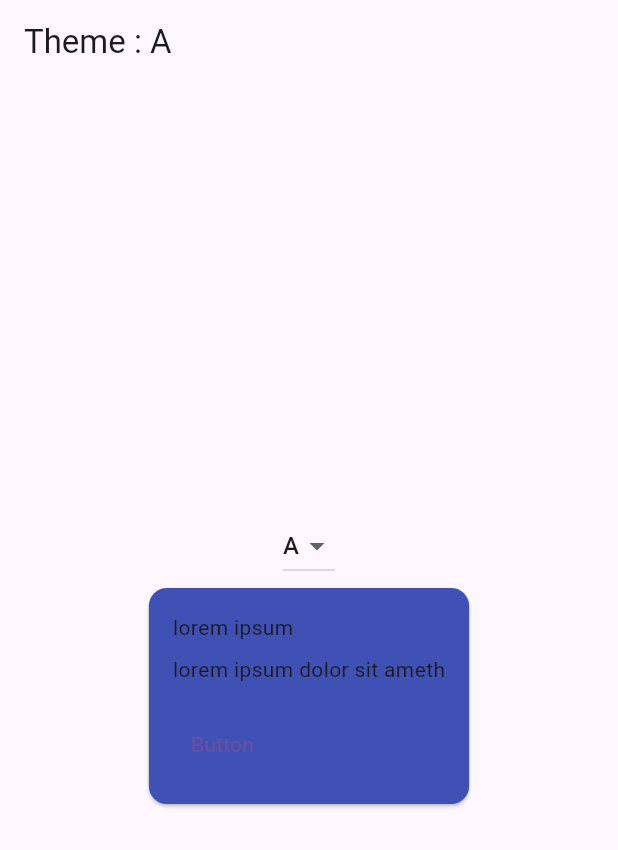
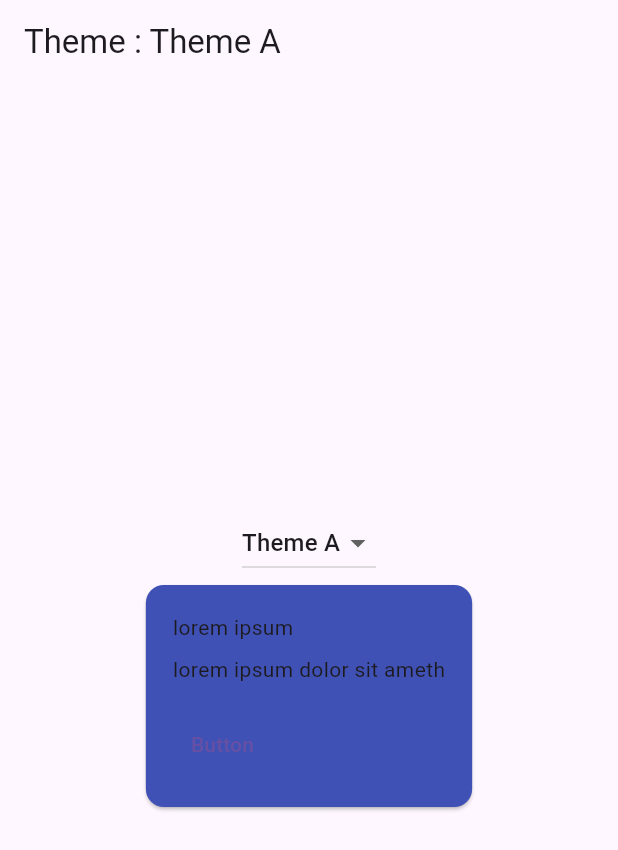
Before and after one commit to evaisse/flutter_themex, a Flutter app: the screen it shows after launch, on a phone screen of 412 x 824 dp. Shown: the top 850 px of the screen. Run offline on Flutter 3.47's test engine with Material 3 defaults, Android fonts, the phone set to English and light mode, and no system bars.

Commit message:
feat: change structure to ensure there is a modular structures that does not trigger unused requirements. [main]

```diff
--- a/lib/main.dart
+++ b/lib/main.dart
@@ -1,7 +1,11 @@
 import 'package:flutter/material.dart';
 
+import 'package:flutter_themex/themex/themes/theme_a.dart';
+import 'package:flutter_themex/themex/themes/theme_b.dart';
+import 'package:flutter_themex/themex/themes/theme_c.dart';
+
 import 'widgets/custom_card.dart';
-import 'widgets/theme_switcher_widget.dart';
+import 'widgets/theme_switcher.dart';
 
 void main() {
   runApp(const MyApp());
@@ -12,38 +16,19 @@ class MyApp extends StatelessWidget {
 
   @override
   Widget build(BuildContext context) {
-    final defaultChoice = (
-      name: "A",
-      theme: Theme.of(context).copyWith(extensions: [
-        const CustomCardThemeExtension(
-          backgroundColor: Colors.indigo,
-        )
-      ]),
-    );
+    final defaultChoice = (name: "Theme A", theme: createThemeA(Theme.of(context)));
     final themeNotifier = ValueNotifier(defaultChoice);
     final themes = {
       defaultChoice,
       (
-        name: "B",
-        theme: defaultChoice.theme.copyWith(
-          extensions: [
-            ...defaultChoice.theme.extensions.values,
-            defaultChoice.theme.extension<CustomCardThemeExtension>()?.copyWith(
-                  backgroundColor: Colors.red,
-                ),
-          ].whereType<ThemeExtension>(),
-        )
+        /// theme B inherit from theme A
+        name: "Theme B",
+        theme: createThemeB(defaultChoice.theme),
       ),
       (
-        name: 'C',
-        theme: defaultChoice.theme.copyWith(
-          extensions: [
-            ...defaultChoice.theme.extensions.values,
-            CustomCardThemeExtensionv2(
-              tintColor: Colors.yellow,
-            ),
-          ].whereType<ThemeExtension>(),
-        )
+        /// theme C inherit from theme C
+        name: 'Theme C',
+        theme: createThemeC(defaultChoice.theme),
       )
     };
 
--- a/lib/themes/theme_a.dart
+++ /dev/null
@@ -1 +0,0 @@
-import 'package:flutter/material.dart';
--- a/lib/themes/theme_b.dart
+++ /dev/null
@@ -1,3 +0,0 @@
-// import 'package:flutter/material.dart';
-
-// class ThemeB extends ThemeData {}
--- a/lib/themes/theme_c.dart
+++ /dev/null
@@ -1,3 +0,0 @@
-// import 'package:flutter/material.dart';
-
-// class ThemeC extends ThemeData {}
--- /dev/null
+++ b/lib/themex.dart
@@ -0,0 +1,9 @@
+import 'package:flutter/material.dart';
+
+export 'themex/size_theme_extension.dart';
+
+/// Sample extensions to simplify access to theme extensions
+///
+extension ThemeDataBuildContextExtension on BuildContext {
+  ThemeData get themex => Theme.of(this);
+}
--- /dev/null
+++ b/lib/themex/themes/theme_a.dart
@@ -0,0 +1,15 @@
+import 'package:flutter/material.dart';
+import 'package:flutter_themex/widgets/custom_card.dart';
+
+ThemeData createThemeA(ThemeData theme) {
+  final customCardThemeExtension = theme.extension<CustomCardThemeExtension>() ?? const CustomCardThemeExtension();
+
+  return theme.copyWith(extensions: [
+    customCardThemeExtension.copyWith(
+      backgroundColor: Colors.indigo,
+    ),
+
+    /// important or you will loose previous theme extensions
+    ...theme.extensions.values,
+  ]);
+}
--- /dev/null
+++ b/lib/themex/themes/theme_b.dart
@@ -0,0 +1,13 @@
+import 'package:flutter/material.dart';
+import 'package:flutter_themex/widgets/custom_card.dart';
+
+ThemeData createThemeB(ThemeData theme) {
+  return theme.copyWith(
+    extensions: [
+      ...theme.extensions.values,
+      (theme.extension<CustomCardThemeExtension>() ?? const CustomCardThemeExtension()).copyWith(
+        backgroundColor: Colors.red,
+      ),
+    ].whereType<ThemeExtension>(),
+  );
+}
--- /dev/null
+++ b/lib/themex/themes/theme_c.dart
@@ -0,0 +1,13 @@
+import 'package:flutter/material.dart';
+import 'package:flutter_themex/widgets/custom_card.dart';
+
+ThemeData createThemeC(ThemeData theme) {
+  return theme.copyWith(
+    extensions: [
+      CustomCardThemeExtensionv2(
+        tintColor: Colors.yellow,
+      ),
+      ...theme.extensions.values,
+    ].whereType<ThemeExtension>(),
+  );
+}
--- a/lib/widgets/custom_card.dart
+++ b/lib/widgets/custom_card.dart
@@ -1,4 +1,5 @@
 import 'package:flutter/material.dart';
+import 'package:flutter_themex/themex.dart';
 
 class CustomCard extends StatelessWidget {
   final String title;
@@ -12,39 +13,33 @@ class CustomCard extends StatelessWidget {
 
   @override
   Widget build(BuildContext context) {
-    final theme = Theme.of(context);
-    final themeExtension = Theme.of(context).extension<CustomCardThemeExtension>() ??
-        CustomCardThemeExtension(
-          titleStyle: theme.textTheme.titleMedium ?? const TextStyle(),
-          textStyle: theme.textTheme.bodyMedium ?? const TextStyle(),
-          buttonStyle: const ButtonStyle(),
-        );
+    final tx = context.themex.customCard;
 
     return Card(
-      color: themeExtension.backgroundColor,
+      color: tx.backgroundColor,
       child: Padding(
-        padding: themeExtension.padding ?? const EdgeInsets.all(16.0),
+        padding: tx.padding ?? EdgeInsets.all(context.themex.sizes.medium),
         child: Column(
           crossAxisAlignment: CrossAxisAlignment.start,
           children: [
             Text(
               title,
-              style: themeExtension.titleStyle,
+              style: tx.titleStyle,
             ),
             const SizedBox(height: 8.0),
-            if (themeExtension is CustomCardThemeExtensionv2)
+            if (tx is CustomCardThemeExtensionv2)
               Container(
                 height: 20,
-                color: themeExtension.tintColor,
+                color: tx.tintColor,
               ),
             Text(
               text,
-              style: themeExtension.textStyle,
+              style: tx.textStyle,
             ),
             const SizedBox(height: 16.0),
             TextButton(
               onPressed: () {},
-              style: themeExtension.buttonStyle,
+              style: tx.buttonStyle,
               child: const Text('Button'),
             ),
           ],
@@ -52,6 +47,10 @@ class CustomCard extends StatelessWidget {
       ),
     );
   }
+}
+
+extension CustomCardThemeDataExtension on ThemeData {
+  CustomCardThemeExtension get customCard => extension<CustomCardThemeExtension>() ?? const CustomCardThemeExtension();
 }
 
 class CustomCardThemeExtension extends ThemeExtension<CustomCardThemeExtension> {
```
Also changed, not shown: lib/macros/theme_extension_macro.dart (deleted, +0 -67 lines), lib/themes/extensions/spacing_theme_extensions.dart (deleted, +0 -10 lines), lib/themes/themex.dart (deleted, +0 -9 lines), lib/themex/size_theme_extension.dart (added, +24 -0 lines), lib/widgets/title_box.dart (added, +47 -0 lines), lib/widgets/theme_switcher.dart (renamed from lib/widgets/theme_switcher_widget.dart), 1 other file.
